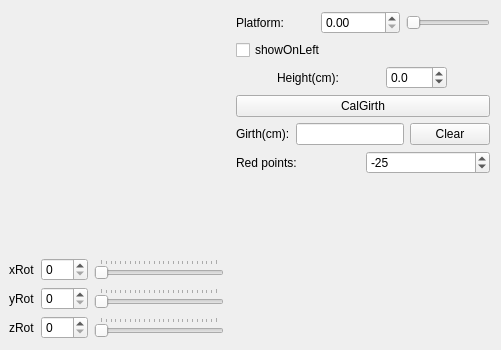
Qt form window.ui (vanwoos/MyOpenGL) before a commit.
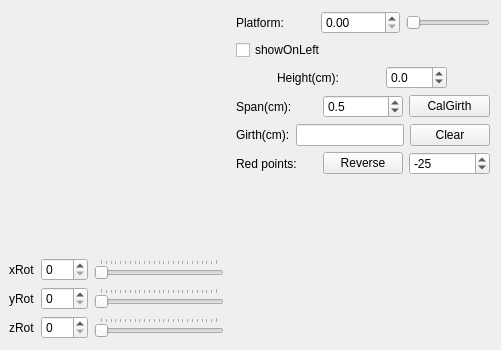
The same form after that commit. Custom widgets are drawn as their Qt base class.

What changed in the file:
```diff
--- a/window.ui
+++ b/window.ui
@@ -254,11 +254,41 @@
         </layout>
        </item>
        <item>
-        <widget class="QPushButton" name="pushButton">
-         <property name="text">
-          <string>CalGirth</string>
-         </property>
-        </widget>
+        <layout class="QHBoxLayout" name="horizontalLayout_8">
+         <item>
+          <widget class="QLabel" name="label_8">
+           <property name="sizePolicy">
+            <sizepolicy hsizetype="Minimum" vsizetype="Minimum">
+             <horstretch>0</horstretch>
+             <verstretch>0</verstretch>
+            </sizepolicy>
+           </property>
+           <property name="text">
+            <string>Span(cm):</string>
+           </property>
+          </widget>
+         </item>
+         <item>
+          <widget class="QDoubleSpinBox" name="doubleSpinBox_3">
+           <property name="decimals">
+            <number>1</number>
+           </property>
+           <property name="singleStep">
+            <double>0.100000000000000</double>
+           </property>
+           <property name="value">
+            <double>0.500000000000000</double>
+           </property>
+          </widget>
+         </item>
+         <item>
+          <widget class="QPushButton" name="pushButton">
+           <property name="text">
+            <string>CalGirth</string>
+           </property>
+          </widget>
+         </item>
+        </layout>
        </item>
        <item>
         <layout class="QHBoxLayout" name="horizontalLayout_10">
@@ -315,6 +345,13 @@
            </property>
           </widget>
          </item>
+         <item>
+          <widget class="QPushButton" name="pushButton_3">
+           <property name="text">
+            <string>Reverse</string>
+           </property>
+          </widget>
+         </item>
          <item>
           <widget class="QSpinBox" name="spinBox">
            <property name="minimum">
```
Left out of the diff: 193 changed lines with no effect on the pictures.
